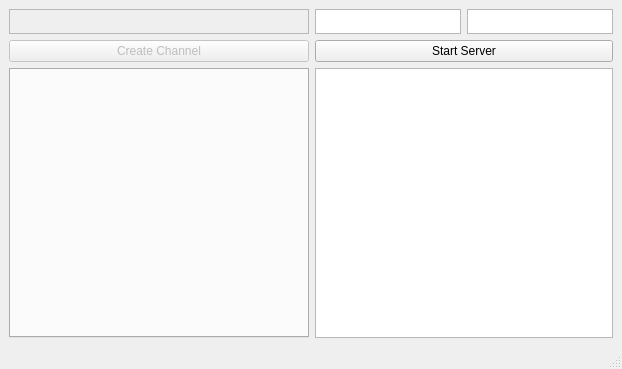
Before: the Qt Designer form server/serverwindow.ui in GustavoKatel/computerNetworksAssigment, drawn with Qt 5.
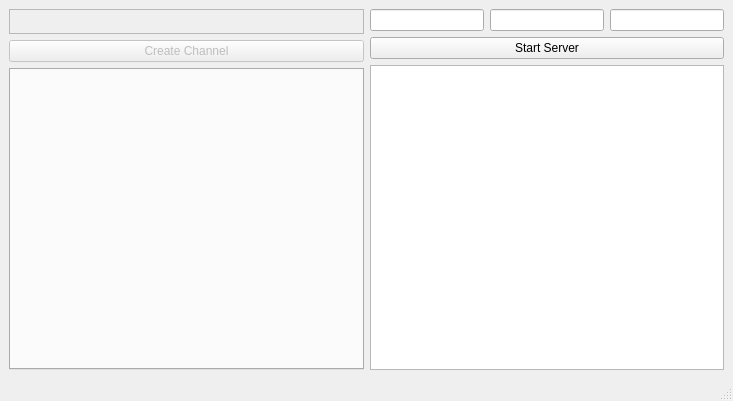
After: the same form once the commit is applied.

Commit message: Update ServerWindow to allow bind address and public address

Patch:
```diff
--- a/server/serverwindow.ui
+++ b/server/serverwindow.ui
@@ -6,8 +6,8 @@
    <rect>
     <x>0</x>
     <y>0</y>
-    <width>622</width>
-    <height>369</height>
+    <width>733</width>
+    <height>401</height>
    </rect>
   </property>
   <property name="windowTitle">
@@ -63,31 +63,22 @@
          <enum>QLayout::SetFixedSize</enum>
         </property>
         <item>
-         <widget class="QTextEdit" name="textEditIP">
-          <property name="enabled">
-           <bool>true</bool>
+         <widget class="QLineEdit" name="textEditBindAddr">
+          <property name="toolTip">
+           <string>Bind Address</string>
           </property>
-          <property name="maximumSize">
-           <size>
-            <width>16777215</width>
-            <height>25</height>
-           </size>
-          </property>
          </widget>
         </item>
         <item>
-         <widget class="QTextEdit" name="textEditPort">
-          <property name="enabled">
-           <bool>true</bool>
+         <widget class="QLineEdit" name="textEditPublicAddr">
+          <property name="toolTip">
+           <string>Public Address</string>
           </property>
-          <property name="maximumSize">
-           <size>
-            <width>16777215</width>
-            <height>25</height>
-           </size>
-          </property>
          </widget>
         </item>
+        <item>
+         <widget class="QLineEdit" name="textEditPort"/>
+        </item>
        </layout>
       </item>
       <item>
```
Left out of the diff: 2 changed lines with no effect on the pictures. The commit also changes 1 other file.
